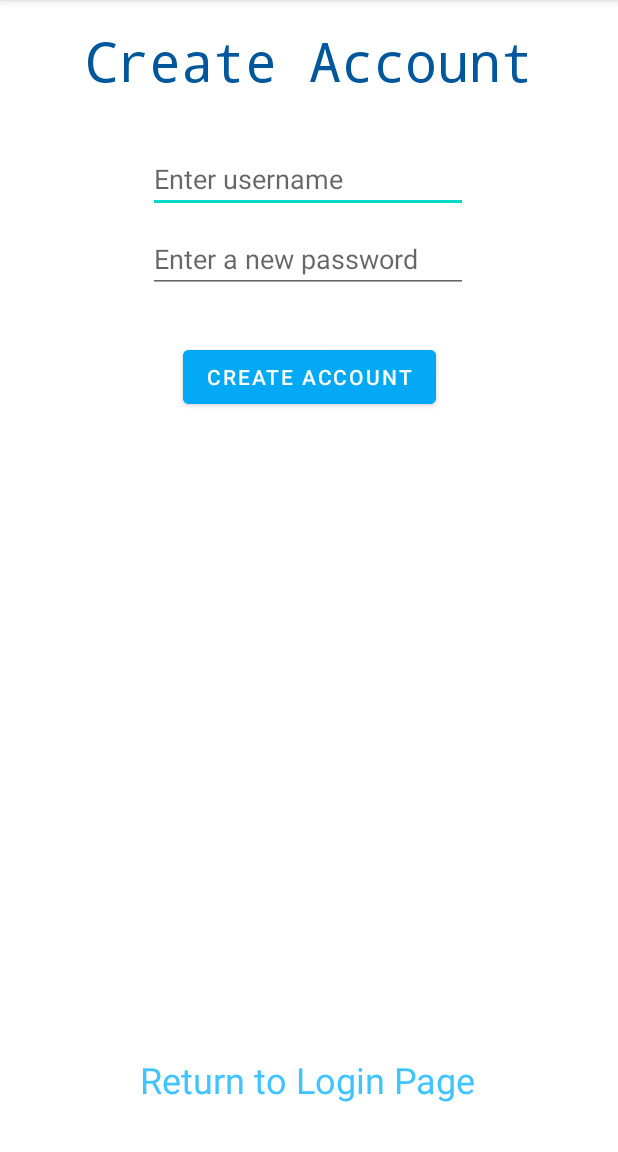
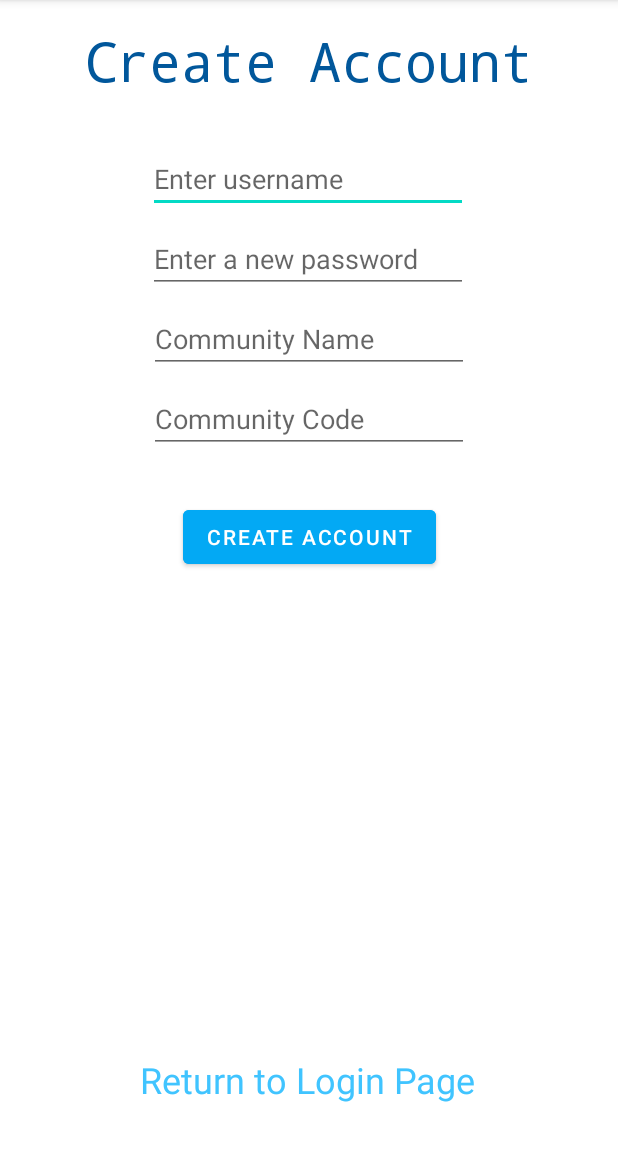
Before and after one commit to mrmandarin2002/uofthacks, an Android app: the CreateAccountActivity screen opened directly, with no data from a screen before it, on a phone screen of 412 x 824 dp, the part 84-1236 px from its top. Run offline under Robolectric (Android 15) with nearby library versions, the phone set to English and light mode, and no system bars; network calls fail.

Commit message:
create community

```diff
--- a/shoppingdashboardv2/app/src/main/res/layout/activity_create_account.xml
+++ b/shoppingdashboardv2/app/src/main/res/layout/activity_create_account.xml
@@ -57,7 +57,7 @@
         android:text="Create Account"
         app:layout_constraintEnd_toEndOf="parent"
         app:layout_constraintStart_toStartOf="parent"
-        app:layout_constraintTop_toBottomOf="@+id/passwordET" />
+        app:layout_constraintTop_toBottomOf="@+id/codeET" />
 
     <TextView
         android:id="@+id/retLoginTV"
@@ -72,4 +72,30 @@
         app:layout_constraintHorizontal_bias="0.497"
         app:layout_constraintStart_toStartOf="parent" />
 
+    <EditText
+        android:id="@+id/codeET"
+        android:layout_width="wrap_content"
+        android:layout_height="wrap_content"
+        android:layout_marginTop="8dp"
+        android:ems="10"
+        android:hint="Community Code"
+        android:inputType="textPersonName"
+        android:textColor="@color/teal_700"
+        app:layout_constraintEnd_toEndOf="parent"
+        app:layout_constraintStart_toStartOf="parent"
+        app:layout_constraintTop_toBottomOf="@+id/commNameET" />
+
+    <EditText
+        android:id="@+id/commNameET"
+        android:layout_width="wrap_content"
+        android:layout_height="wrap_content"
+        android:layout_marginTop="8dp"
+        android:ems="10"
+        android:hint="Community Name"
+        android:inputType="textPersonName"
+        android:textColor="@color/teal_700"
+        app:layout_constraintEnd_toEndOf="parent"
+        app:layout_constraintStart_toStartOf="parent"
+        app:layout_constraintTop_toBottomOf="@+id/passwordET" />
+
 </androidx.constraintlayout.widget.ConstraintLayout>
```
Also changed, not shown: shoppingdashboardv2/app/src/main/java/com/example/shoppingdashboardv2/CreateAccountActivity.java (+25 -5 lines).
